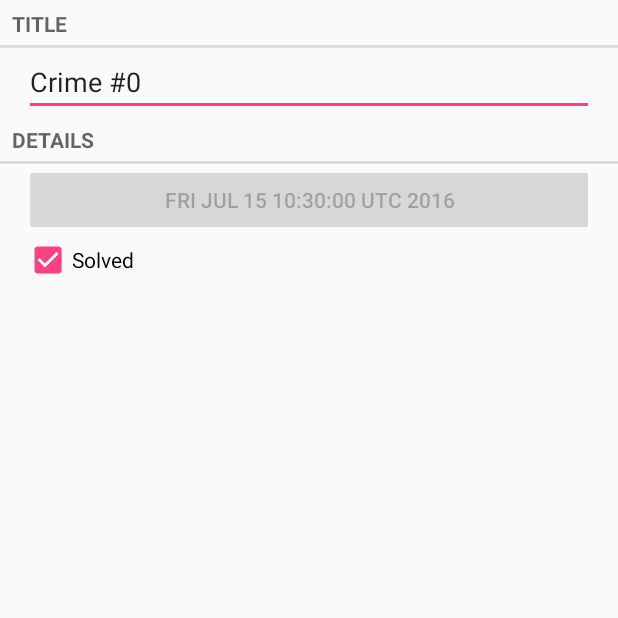
After one commit to nilzyj/bignerdranchApp, an Android app: the CrimePagerActivity screen opened directly, with no data from a screen before it, on a phone screen of 412 x 824 dp, the top half of it. The commit adds this screen. Run offline under Robolectric (Android 15) with nearby library versions, the phone set to English and light mode, and no system bars.

Commit message:
chapter 11

```diff
--- a/CriminalIntent/app/src/main/AndroidManifest.xml
+++ b/CriminalIntent/app/src/main/AndroidManifest.xml
@@ -8,9 +8,9 @@
         android:label="@string/app_name"
         android:theme="@style/AppTheme">
         <activity
-            android:name=".CrimeActivity"
+            android:name=".CrimePagerActivity"
             android:label="@string/app_name">
-
+            <!--android:name=".CrimeActivity"-->
             <!--<intent-filter>-->
             <!--<action android:name="android.intent.action.MAIN"/>-->
 
--- a/CriminalIntent/app/src/main/java/com/bignerdranch/android/criminalintent/CrimeListFragment.java
+++ b/CriminalIntent/app/src/main/java/com/bignerdranch/android/criminalintent/CrimeListFragment.java
@@ -10,7 +10,6 @@ import android.view.View;
 import android.view.ViewGroup;
 import android.widget.CheckBox;
 import android.widget.TextView;
-import android.widget.Toast;
 
 import java.util.List;
 
@@ -84,7 +83,8 @@ public class CrimeListFragment extends Fragment {
 //                    mCrime.getTitle() + " clicked!", Toast.LENGTH_SHORT)
 //                    .show();
             //Intent intent = new Intent(getActivity(), CrimeActivity.class);
-            Intent intent = CrimeActivity.newIntent(getActivity(), mCrime.getId());
+            //Intent intent = CrimeActivity.newIntent(getActivity(), mCrime.getId());
+            Intent intent = CrimePagerActivity.newIntent(getActivity(), mCrime.getId());
             startActivity(intent);
         }
     }
--- /dev/null
+++ b/CriminalIntent/app/src/main/java/com/bignerdranch/android/criminalintent/CrimePagerActivity.java
@@ -0,0 +1,66 @@
+package com.bignerdranch.android.criminalintent;
+
+import android.content.Context;
+import android.content.Intent;
+import android.os.Bundle;
+import android.support.annotation.Nullable;
+import android.support.v4.app.Fragment;
+import android.support.v4.app.FragmentActivity;
+import android.support.v4.app.FragmentManager;
+import android.support.v4.app.FragmentStatePagerAdapter;
+import android.support.v4.view.ViewPager;
+
+import java.util.List;
+import java.util.UUID;
+
+/**
+ * Created by dim on 2016/7/15.
+ */
+public class CrimePagerActivity extends FragmentActivity {
+    private static final String EXTRA_CRIME_ID =
+            "com.bignerdranch.android.criminalintent.crime_id";
+
+    private ViewPager mViewPager;
+    private List<Crime> mCrimes;
+
+    public static Intent newIntent(Context packageContext, UUID crimeId) {
+        Intent intent = new Intent(packageContext, CrimePagerActivity.class);
+        intent.putExtra(EXTRA_CRIME_ID, crimeId);
+        return intent;
+    }
+
+    @Override
+    protected void onCreate(@Nullable Bundle savedInstanceState) {
+        super.onCreate(savedInstanceState);
+        setContentView(R.layout.activity_crime_pager);
+
+        UUID crimeId = (UUID) getIntent().getSerializableExtra(EXTRA_CRIME_ID);
+
+        mViewPager = (ViewPager) findViewById(R.id.activity_crime_pager_view_pager);
+
+        //在Activity视图中找到ViewPager，从CrimeLab中（crime的List）获取数据集
+        mCrimes = CrimeLab.get(this).getCrimes();
+        //获取FragmentManager实例
+        FragmentManager fragmentManager = getSupportFragmentManager();
+        //设置adapter为FragmentStatepagerAdapter的一个匿名实例
+        mViewPager.setAdapter(new FragmentStatePagerAdapter(fragmentManager) {
+            @Override
+            public Fragment getItem(int position) {
+                Crime crime = mCrimes.get(position);
+                return CrimeFragment.newInstance(crime.getId());
+            }
+
+            @Override
+            public int getCount() {
+                return mCrimes.size();
+            }
+        });
+
+        for (int i = 0; i < mCrimes.size(); i++) {
+            if (mCrimes.get(i).getId().equals(crimeId)) {
+                mViewPager.setCurrentItem(i);
+                break;
+            }
+        }
+    }
+}
--- /dev/null
+++ b/CriminalIntent/app/src/main/res/layout/activity_crime_pager.xml
@@ -0,0 +1,8 @@
+<?xml version="1.0" encoding="utf-8"?>
+<android.support.v4.view.ViewPager
+    xmlns:android="http://schemas.android.com/apk/res/android"
+    android:id="@+id/activity_crime_pager_view_pager"
+    android:layout_width="match_parent"
+    android:layout_height="match_parent">
+
+</android.support.v4.view.ViewPager>
--- a/CriminalIntent/app/src/main/res/values/strings.xml
+++ b/CriminalIntent/app/src/main/res/values/strings.xml
@@ -4,4 +4,5 @@
     <string name="crime_title_label">Title</string>
     <string name="crime_details_label">Details</string>
     <string name="crime_solved_label">Solved</string>
+    <string name="date_picker_title">Date of crime:</string>
 </resources>
--- a/CriminalIntent/build.gradle
+++ b/CriminalIntent/build.gradle
@@ -5,7 +5,7 @@ buildscript {
         jcenter()
     }
     dependencies {
-        classpath 'com.android.tools.build:gradle:2.1.0'
+        classpath 'com.android.tools.build:gradle:2.1.2'
 
         // NOTE: Do not place your application dependencies here; they belong
         // in the individual module build.gradle files
```
Also changed, not shown: CriminalIntent/app/src/main/java/com/bignerdranch/android/criminalintent/DialogFragment.java (added, +19 -0 lines).
